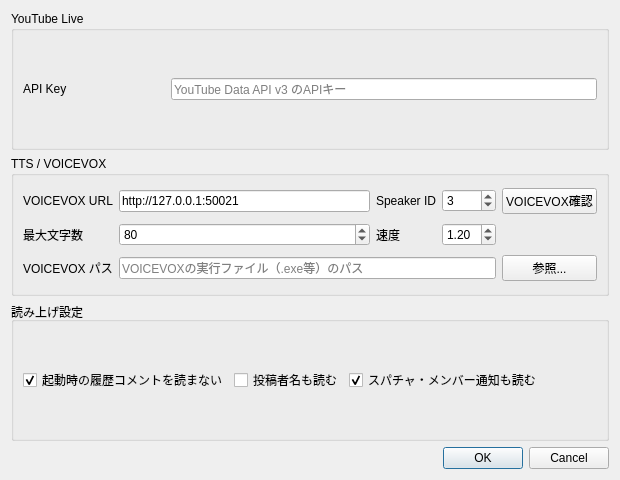
First picture: the form in ui/settings_dialog.ui, repository Ikumyon/LiveVoiceBridge, before the edit.
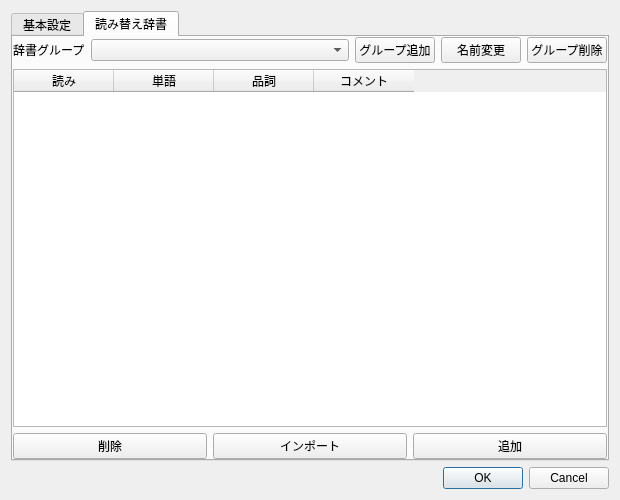
Second picture: the form after the edit. The open tabs and pages were chosen to show the change.

```diff
--- a/ui/settings_dialog.ui
+++ b/ui/settings_dialog.ui
@@ -7,7 +7,7 @@
     <x>0</x>
     <y>0</y>
     <width>620</width>
-    <height>480</height>
+    <height>500</height>
    </rect>
   </property>
   <property name="windowTitle">
@@ -15,6 +15,28 @@
   </property>
   <layout class="QVBoxLayout" name="rootLayout">
    <item>
+    <widget class="QTabWidget" name="settingsTabWidget">
+     <property name="currentIndex">
+      <number>0</number>
+     </property>
+     <widget class="QWidget" name="basicTab">
+      <attribute name="title">
+       <string>基本設定</string>
+      </attribute>
+      <layout class="QVBoxLayout" name="basicTabLayout">
+       <property name="leftMargin">
+        <number>0</number>
+       </property>
+       <property name="topMargin">
+        <number>0</number>
+       </property>
+       <property name="rightMargin">
+        <number>0</number>
+       </property>
+       <property name="bottomMargin">
+        <number>0</number>
+       </property>
+       <item>
     <widget class="QGroupBox" name="youtubeGroupBox">
      <property name="title">
       <string>YouTube Live</string>
@@ -63,20 +85,14 @@
       <item row="0" column="2">
        <widget class="QLabel" name="speakerLabel">
         <property name="text">
-         <string>Speaker ID</string>
+             <string>スピーカー</string>
         </property>
        </widget>
       </item>
       <item row="0" column="3">
-       <widget class="QSpinBox" name="speakerIdSpinBox">
-        <property name="minimum">
-         <number>0</number>
-        </property>
-        <property name="maximum">
-         <number>9999</number>
-        </property>
-        <property name="value">
-         <number>3</number>
+           <widget class="QPushButton" name="speakerButton">
+            <property name="text">
+             <string/>
         </property>
        </widget>
       </item>
@@ -201,6 +217,123 @@
        </spacer>
       </item>
      </layout>
+        </widget>
+       </item>
+      </layout>
+     </widget>
+     <widget class="QWidget" name="dictionaryTab">
+      <attribute name="title">
+       <string>読み替え辞書</string>
+      </attribute>
+      <layout class="QVBoxLayout" name="dictionaryTabLayout" stretch="0,0,0">
+       <property name="leftMargin">
+        <number>0</number>
+       </property>
+       <property name="topMargin">
+        <number>0</number>
+       </property>
+       <property name="rightMargin">
+        <number>0</number>
+       </property>
+       <property name="bottomMargin">
+        <number>0</number>
+       </property>
+       <item>
+        <layout class="QHBoxLayout" name="groupHeaderLayout">
+         <item>
+          <widget class="QLabel" name="groupLabel">
+           <property name="text">
+            <string>辞書グループ</string>
+           </property>
+          </widget>
+         </item>
+         <item>
+          <widget class="QComboBox" name="dictionaryGroupComboBox">
+           <property name="sizePolicy">
+            <sizepolicy hsizetype="Expanding" vsizetype="Fixed">
+             <horstretch>0</horstretch>
+             <verstretch>0</verstretch>
+            </sizepolicy>
+           </property>
+          </widget>
+         </item>
+         <item>
+          <widget class="QPushButton" name="addGroupButton">
+           <property name="text">
+            <string>グループ追加</string>
+           </property>
+          </widget>
+         </item>
+         <item>
+          <widget class="QPushButton" name="renameGroupButton">
+           <property name="text">
+            <string>名前変更</string>
+           </property>
+          </widget>
+         </item>
+         <item>
+          <widget class="QPushButton" name="deleteGroupButton">
+           <property name="text">
+            <string>グループ削除</string>
+           </property>
+          </widget>
+         </item>
+        </layout>
+       </item>
+       <item>
+        <widget class="QTableWidget" name="wordTableWidget">
+         <property name="columnCount">
+          <number>4</number>
+         </property>
+         <column>
+          <property name="text">
+           <string>読み</string>
+          </property>
+         </column>
+         <column>
+          <property name="text">
+           <string>単語</string>
+          </property>
+         </column>
+         <column>
+          <property name="text">
+           <string>品詞</string>
+          </property>
+         </column>
+         <column>
+          <property name="text">
+           <string>コメント</string>
+          </property>
+         </column>
+        </widget>
+       </item>
+       <item>
+        <layout class="QHBoxLayout" name="actionLayout">
+         <item>
+          <widget class="QPushButton" name="deleteWordButton">
+           <property name="text">
+            <string>削除</string>
+           </property>
+          </widget>
+         </item>
+         <item>
+          <widget class="QPushButton" name="importWordButton">
+           <property name="text">
+            <string>インポート</string>
+           </property>
+          </widget>
+         </item>
+         <item>
+          <widget class="QPushButton" name="addWordButton">
+           <property name="text">
+            <string>追加</string>
+           </property>
+          </widget>
+         </item>
+        </layout>
+       </item>
+      </layout>
+     </widget>
     </widget>
    </item>
    <item>
```
Lines whose indentation alone changed are shown as unchanged.
